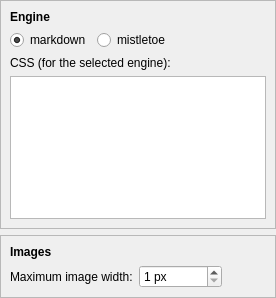
Before: the Qt Designer form packages/rehuco-agent/src/rehuco_agent/settings/ui/descriptions_page.ui in borco/rehuco, drawn with Qt 5.
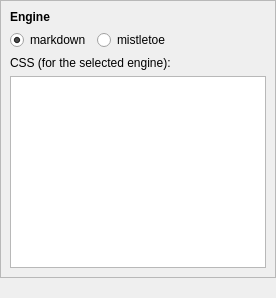
After: the same form once the commit is applied.

Commit message: refs #230: feat: gather every image setting onto the Images page

What changed in the file:
```diff
--- a/packages/rehuco-agent/src/rehuco_agent/settings/ui/descriptions_page.ui
+++ b/packages/rehuco-agent/src/rehuco_agent/settings/ui/descriptions_page.ui
@@ -97,73 +97,6 @@
      </layout>
     </widget>
    </item>
-   <item>
-    <widget class="QFrame" name="image_frame">
-     <property name="sizePolicy">
-      <sizepolicy hsizetype="Preferred" vsizetype="Maximum">
-       <horstretch>0</horstretch>
-       <verstretch>0</verstretch>
-      </sizepolicy>
-     </property>
-     <property name="frameShape">
-      <enum>QFrame::Shape::StyledPanel</enum>
-     </property>
-     <property name="frameShadow">
-      <enum>QFrame::Shadow::Raised</enum>
-     </property>
-     <layout class="QVBoxLayout" name="image_frame_layout">
-      <item>
-       <widget class="QLabel" name="image_frame_label">
-        <property name="font">
-         <font>
-          <bold>true</bold>
-         </font>
-        </property>
-        <property name="text">
-         <string>Images</string>
-        </property>
-       </widget>
-      </item>
-      <item>
-       <layout class="QHBoxLayout" name="max_image_width_layout">
-        <item>
-         <widget class="QLabel" name="max_image_width_label">
-          <property name="text">
-           <string>Maximum image width:</string>
-          </property>
-         </widget>
-        </item>
-        <item>
-         <widget class="QSpinBox" name="max_image_width_spin_box">
-          <property name="suffix">
-           <string> px</string>
-          </property>
-          <property name="minimum">
-           <number>1</number>
-          </property>
-          <property name="maximum">
-           <number>100000</number>
-          </property>
-         </widget>
-        </item>
-        <item>
-         <spacer name="max_image_width_spacer">
-          <property name="orientation">
-           <enum>Qt::Orientation::Horizontal</enum>
-          </property>
-          <property name="sizeHint" stdset="0">
-           <size>
-            <width>0</width>
-            <height>0</height>
-           </size>
-          </property>
-         </spacer>
-        </item>
-       </layout>
-      </item>
-     </layout>
-    </widget>
-   </item>
    <item>
     <spacer name="bottom_spacer">
      <property name="orientation">
```
The commit also changes 14 other files.
